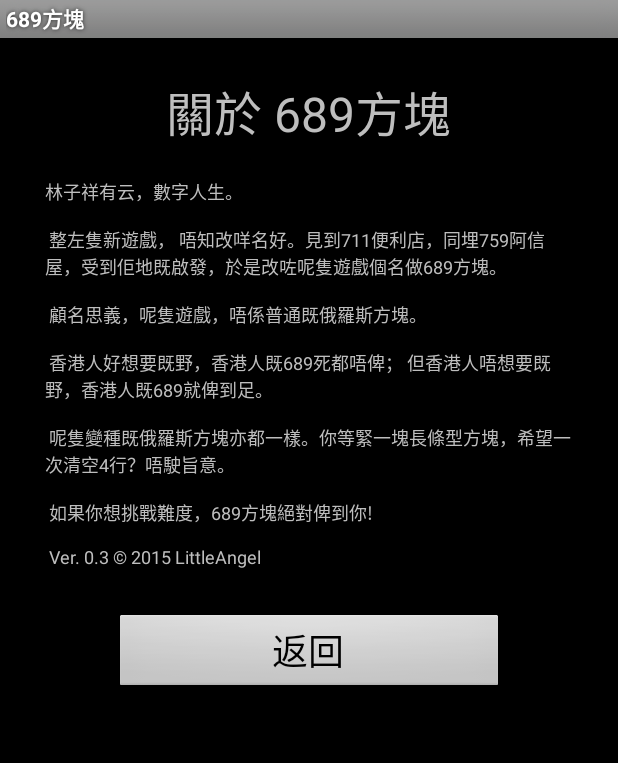
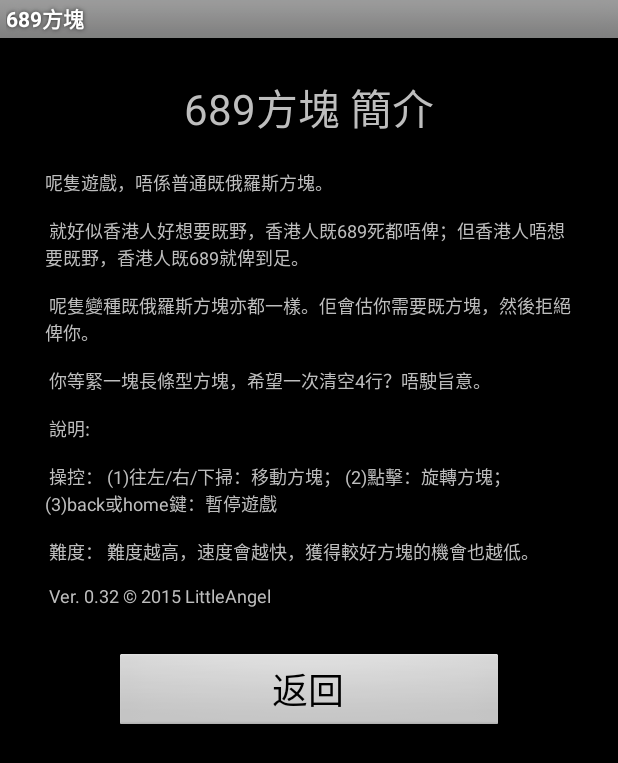
Before and after one commit to ccang/689Bastet, an Android app: the layout about.xml on its own in the app's theme, with its tools: preview values and no code run, on a phone screen of 412 x 824 dp. Shown: the top 763 px of the screen. Run offline under Robolectric (Android 15) with nearby library versions, the phone set to English and light mode, and no system bars.

Commit message:
Version 0.32 change

```diff
--- a/app/src/main/java/littleangel/bastet/MainGame.java
+++ b/app/src/main/java/littleangel/bastet/MainGame.java
@@ -412,8 +412,8 @@ public abstract class MainGame extends View {
         double[] shapeScore= {0,0,0,0,0,0,0}; // score for a particular shape. Remember (0,1,2,3,4,5,6) = (I, J, L, T, Z, S, O)
         int[][] shapeProbability= Constants.LEVEL_SHAPE_PROBABILITY; // hard-coded probability according to sorted shapeScore.
         int probability=(int)(Math.random()*100)+1; // a lucky draw of blocks, biased by the weight defined above
-        double tmpvalue; // for bubble sort
-        int tmpid;// for bubble sort
+        double tmpvalue; // for insertion sort
+        int tmpid;// for insertion sort
         int[] shape_id = {0,1,2,3,4,5,6}; // for matching the shapeProbability
         int trial=0; // number of trial falling of blocks in the test field
 
--- a/app/src/main/res/layout/about.xml
+++ b/app/src/main/res/layout/about.xml
@@ -14,7 +14,7 @@
         android:id="@+id/high_title"
         android:text="@string/about"
         android:layout_marginTop="15sp"
-        android:textSize="32sp"
+        android:textSize="28sp"
         android:textAlignment="center"
         />
 
--- a/app/src/main/res/values/strings.xml
+++ b/app/src/main/res/values/strings.xml
@@ -11,15 +11,16 @@
     <string name="level">難度</string>
     <string name="high_title">名人榜</string>
     <string name="changename">改名</string>
-    <string name="about">關於 689方塊</string>
+    <string name="about">689方塊 簡介</string>
     <string name="about_description">
-        林子祥有云，數字人生。\n\n
-        整左隻新遊戲， 唔知改咩名好。見到711便利店，同埋759阿信屋，受到佢地既啟發，於是改咗呢隻遊戲個名做689方塊。\n\n
-        顧名思義，呢隻遊戲，唔係普通既俄羅斯方塊。\n\n
-        香港人好想要既野，香港人既689死都唔俾； 但香港人唔想要既野，香港人既689就俾到足。\n\n
-        呢隻變種既俄羅斯方塊亦都一樣。你等緊一塊長條型方塊，希望一次清空4行？唔駛旨意。\n\n
-        如果你想挑戰難度，689方塊絕對俾到你!\n\n
-        Ver. 0.3 © 2015 LittleAngel\n
+        呢隻遊戲，唔係普通既俄羅斯方塊。\n\n
+        就好似香港人好想要既野，香港人既689死都唔俾；但香港人唔想要既野，香港人既689就俾到足。\n\n
+        呢隻變種既俄羅斯方塊亦都一樣。佢會估你需要既方塊，然後拒絕俾你。\n\n
+        你等緊一塊長條型方塊，希望一次清空4行？唔駛旨意。\n\n
+        說明:\n\n
+操控： (1)往左/右/下掃：移動方塊； (2)點擊：旋轉方塊； (3)back或home鍵：暫停遊戲\n\n
+難度： 難度越高，速度會越快，獲得較好方塊的機會也越低。\n\n
+        Ver. 0.32 © 2015 LittleAngel\n
     </string>
     <string-array name="level_spinner">
         <item>0</item>
```
Also changed, not shown: 2 other files.
